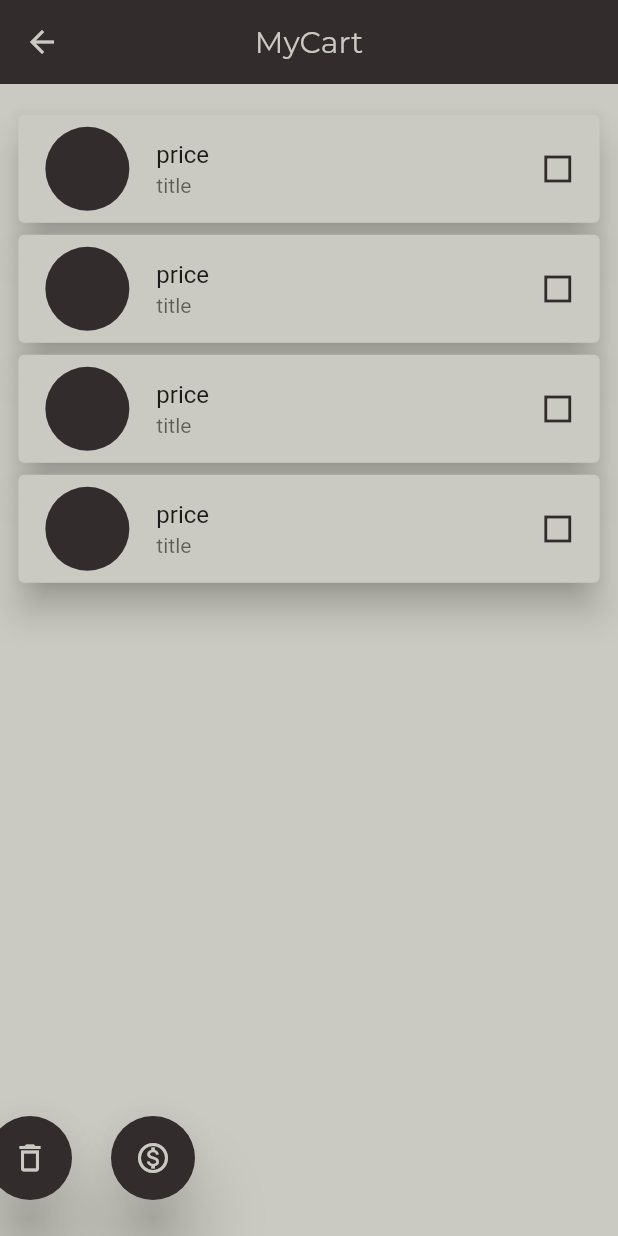
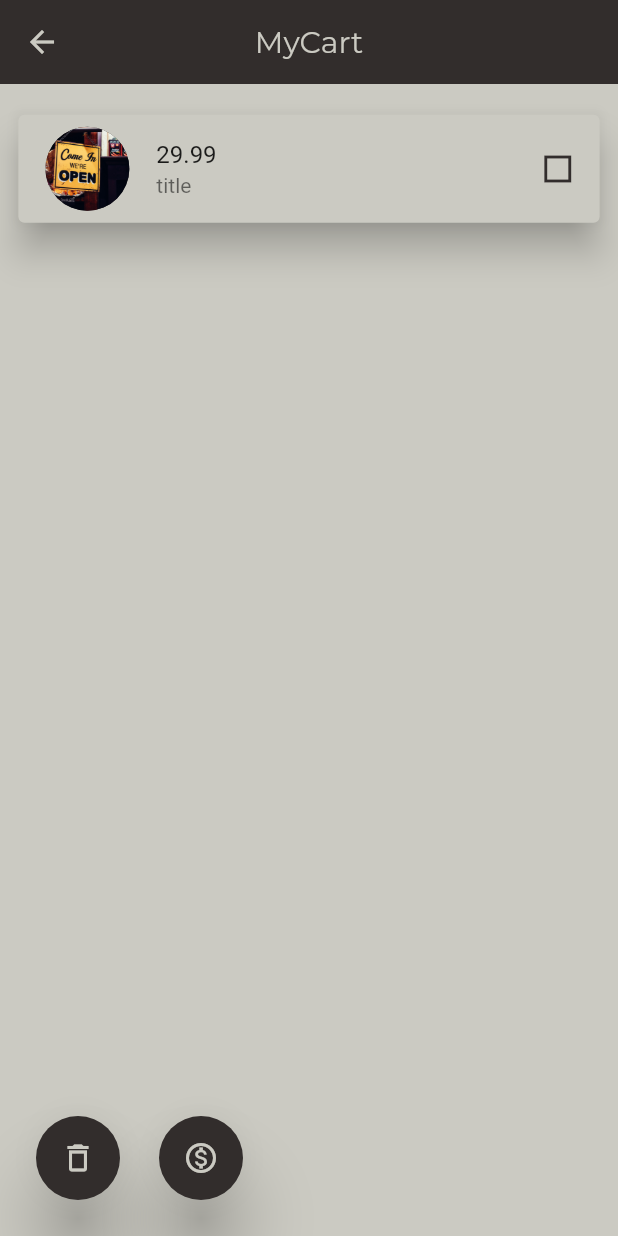
Before and after one commit to Yasmeen700/E-commerce-App, a Flutter app: the DetailsScreen screen opened directly with sample values from the repository, after a tap on the "shopping cart" icon, on a phone screen of 412 x 824 dp. Run offline on Flutter 3.47's test engine with Material 2 defaults, Android fonts, the phone set to English and light mode, and no system bars; our stand-ins replace carousel_pro, flutter_screenutil.

Commit message:
add to cart

```diff
--- a/lib/details_screen/details_screen.dart
+++ b/lib/screens/details_screen/details_screen.dart
@@ -1,7 +1,8 @@
 import 'package:ecommerce_mobile_app/constants/font_style.dart';
 import 'package:ecommerce_mobile_app/constants/global_colors.dart';
 import 'package:ecommerce_mobile_app/model/product.dart';
-import 'package:ecommerce_mobile_app/my_cart/my_cart_screen.dart';
+import 'package:ecommerce_mobile_app/screens/my_cart/my_cart_screen.dart';
+import 'package:ecommerce_mobile_app/screens/my_cart/my_cart_widget.dart';
 import 'package:flutter/cupertino.dart';
 import 'package:flutter/material.dart';
 
@@ -15,6 +16,7 @@ class DetailsScreen extends StatefulWidget {
 }
 
 class _DetailsScreenState extends State<DetailsScreen> {
+  List  myCartList=[];
   @override
   Widget build(BuildContext context) {
     return Scaffold(
@@ -113,8 +115,13 @@ class _DetailsScreenState extends State<DetailsScreen> {
         elevation: 20,
         tooltip: 'add to cart',
         onPressed: () {
+          myCartList.add(widget.product);
           Navigator.of(context)
-              .push(MaterialPageRoute(builder: (ctx) => MyCart()));
+              .push(MaterialPageRoute(builder: (ctx) => MyCart(
+widget.product,
+            myCartList
+          )));
+
         },
         splashColor: GlobalColors.brownColor,
         hoverColor: GlobalColors.brownColor,
--- a/lib/my_cart/my_cart_screen.dart
+++ b/lib/screens/my_cart/my_cart_screen.dart
@@ -1,9 +1,14 @@
 import 'package:ecommerce_mobile_app/constants/font_style.dart';
 import 'package:ecommerce_mobile_app/constants/global_colors.dart';
+import 'package:ecommerce_mobile_app/model/product.dart';
 import 'package:ecommerce_mobile_app/util/screen_util.dart';
 import 'package:flutter/material.dart';
+import 'my_cart_widget.dart';
 
 class MyCart extends StatefulWidget {
+  final Product product ;
+  final List myCartList;
+  MyCart(this.product,this.myCartList);
   @override
   _MyCartState createState() => _MyCartState();
 }
@@ -11,6 +16,7 @@ class MyCart extends StatefulWidget {
 class _MyCartState extends State<MyCart> {
   @override
   Widget build(BuildContext context) {
+    // final cart = Provider.of<Cart>(context);
     return Scaffold(
         backgroundColor: GlobalColors.whiteColor,
         appBar: AppBar(
@@ -29,26 +35,17 @@ class _MyCartState extends State<MyCart> {
                 vertical: ScreensHelper.fromWidth(4)),
             child: ListView.builder(
 
-              itemCount: 4,
-              itemBuilder: (ctx, i) {
-                return Card(
-                  color: GlobalColors.whiteColor,
-                  elevation: 10,
-                  child: ListTile(
-                    leading: CircleAvatar(
-                      backgroundColor: GlobalColors.brownColor,
-                      radius: 30,
-                    ),
-                    title: Text('price'),
-                    subtitle: Text('title'),
-                    trailing: Icon(
-                      Icons.check_box_outline_blank_sharp,
-                      color: GlobalColors.brownColor,
-                    ),
-                  ),
+                itemCount: widget.myCartList.length,
+                itemBuilder: (ctx, index) {
+                  return MyCartWidget(
+                    id: widget.product.id.toString(),
+                    title: 'title',
+                    price: widget.product.salePrice,
+                    photo: widget.product.productPhoto,
                   );
                 }),
           ),
+
         floatingActionButton: Row(
           // crossAxisAlignment: CrossAxisAlignment.start,
           // mainAxisAlignment: MainAxisAlignment.start,
@@ -90,7 +87,7 @@ class _MyCartState extends State<MyCart> {
 
           ],
         ),
-      floatingActionButtonLocation: FloatingActionButtonLocation.endFloat,
+     floatingActionButtonLocation: FloatingActionButtonLocation.startFloat,
     );
   }
 }
--- /dev/null
+++ b/lib/screens/my_cart/my_cart_widget.dart
@@ -0,0 +1,44 @@
+import 'package:ecommerce_mobile_app/constants/global_colors.dart';
+import 'package:flutter/cupertino.dart';
+import 'package:flutter/material.dart';
+
+
+class MyCartWidget extends StatelessWidget {
+  final String id;
+  // final String productId;
+  final double price;
+  // final int quantity;
+  final String title;
+  final String photo;
+
+  MyCartWidget({
+    this.id,
+    this.price,
+    this.title,
+    // this.productId,
+    // this.quantity,
+    this.photo
+  });
+
+  @override
+  Widget build(BuildContext context) {
+    // final cart= Provider.of<Cart>(context,listen: false);
+    return Card(
+      color: GlobalColors.whiteColor,
+      elevation: 10,
+      child: ListTile(
+        leading: CircleAvatar(
+          backgroundColor: GlobalColors.brownColor,
+          radius: 30,
+          backgroundImage: AssetImage(photo),
+        ),
+        title: Text('$price'),
+        subtitle: Text(title),
+        trailing: Icon(
+          Icons.check_box_outline_blank_sharp,
+          color: GlobalColors.brownColor,
+        ),
+      ),
+    );
+  }
+}
--- a/lib/products_page/categories/Electronics.dart
+++ b/lib/screens/products_page/categories/Electronics.dart
@@ -1,5 +1,5 @@
 import 'package:ecommerce_mobile_app/constants/global_colors.dart';
-import 'package:ecommerce_mobile_app/details_screen/details_screen.dart';
+import 'package:ecommerce_mobile_app/screens/details_screen/details_screen.dart';
 import 'package:ecommerce_mobile_app/model/product.dart';
 import 'package:flutter/cupertino.dart';
 import 'package:flutter/material.dart';
--- a/lib/products_page/product_card_widget.dart
+++ b/lib/screens/products_page/product_card_widget.dart
@@ -1,5 +1,5 @@
 import 'package:ecommerce_mobile_app/constants/global_colors.dart';
-import 'package:ecommerce_mobile_app/details_screen/details_screen.dart';
+import 'package:ecommerce_mobile_app/screens/details_screen/details_screen.dart';
 import 'package:ecommerce_mobile_app/model/product.dart';
 import 'package:flutter/cupertino.dart';
 import 'package:flutter/material.dart';
--- a/lib/products_page/product_grid_view.dart
+++ b/lib/screens/products_page/product_grid_view.dart
@@ -1,6 +1,6 @@
-import 'package:ecommerce_mobile_app/details_screen/details_screen.dart';
+import 'package:ecommerce_mobile_app/screens/details_screen/details_screen.dart';
 import 'package:ecommerce_mobile_app/model/product.dart';
-import 'package:ecommerce_mobile_app/products_page/product_card_widget.dart';
+import 'package:ecommerce_mobile_app/screens/products_page/product_card_widget.dart';
 import 'package:flutter/cupertino.dart';
 import 'package:flutter/material.dart';
 
--- a/lib/splash_screen/splash_screen.dart
+++ b/lib/screens/splash_screen/splash_screen.dart
@@ -2,7 +2,7 @@ import 'dart:async';
 
 import 'package:ecommerce_mobile_app/constants/global_colors.dart';
 import 'package:ecommerce_mobile_app/constants/images.dart';
-import 'package:ecommerce_mobile_app/home_page/home_page.dart';
+import 'package:ecommerce_mobile_app/screens/home_page/home_page.dart';
 import 'package:ecommerce_mobile_app/util/screen_util.dart';
 import 'package:flutter/material.dart';
 import 'package:flutter_screenutil/flutter_screenutil.dart';
--- a/lib/user_management/ui/log_in/login_page.dart
+++ b/lib/user_management/ui/log_in/login_page.dart
@@ -1,5 +1,5 @@
 import 'package:ecommerce_mobile_app/constants/global_colors.dart';
-import 'package:ecommerce_mobile_app/products_page/products_page.dart';
+import 'package:ecommerce_mobile_app/screens/products_page/products_page.dart';
 import 'package:ecommerce_mobile_app/user_management/ui/log_in/password.dart';
 import 'package:ecommerce_mobile_app/user_management/ui/log_in/user_name.dart';
 import 'package:ecommerce_mobile_app/user_management/ui/registure/register_page.dart';
```
Also changed, not shown: lib/main.dart (+2 -5 lines), lib/screens/products_page/products_page.dart (renamed from lib/products_page/products_page.dart, +4 -4 lines), lib/screens/home_page/home_page.dart (renamed from lib/home_page/home_page.dart), lib/screens/products_page/categories/Jewelery.dart (renamed from lib/products_page/categories/Jewelery.dart), lib/screens/products_page/categories/men.dart (renamed from lib/products_page/categories/men.dart), lib/screens/products_page/categories/women.dart (renamed from lib/products_page/categories/women.dart), lib/screens/setting_screen/setting screen.dart (renamed from lib/setting_screen/setting screen.dart). Lines whose indentation alone changed are shown as unchanged.
